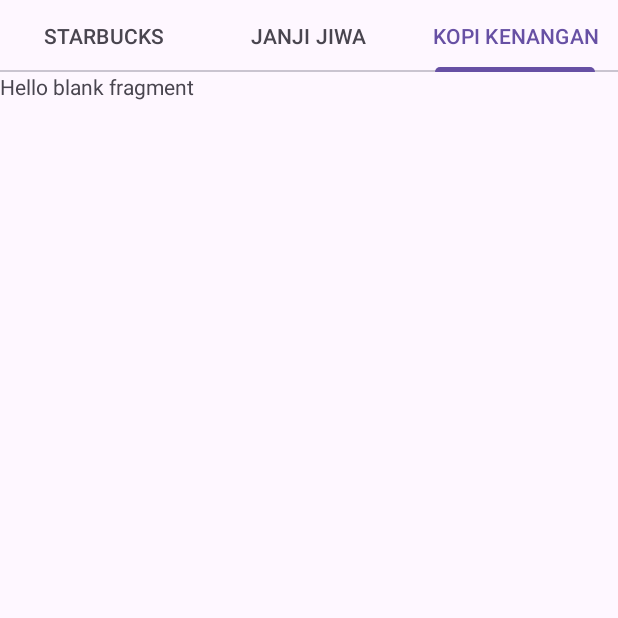
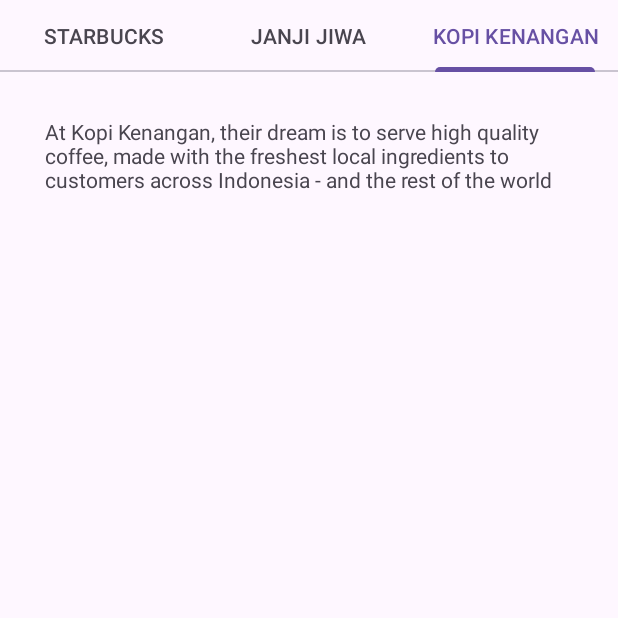
Before and after one commit to Audreyy5/LAB_WEEK_04, an Android app: the fragment CafeFragment shown on its own in the app's theme, tab 3 chosen, on a phone screen of 412 x 824 dp, the top half of it. Run offline under Robolectric (Android 15) with nearby library versions, the phone set to English and light mode, and no system bars.

Commit message:
Commit No. 4 – Assignment

```diff
--- a/app/src/main/java/com/example/lab_week_04/CafeAdapter.kt
+++ b/app/src/main/java/com/example/lab_week_04/CafeAdapter.kt
@@ -1,20 +1,38 @@
 package com.example.lab_week_04
 
+import androidx.annotation.StringRes
 import androidx.fragment.app.Fragment
 import androidx.fragment.app.FragmentManager
 import androidx.lifecycle.Lifecycle
 import androidx.viewpager2.adapter.FragmentStateAdapter
 
-val TABS_FIXED = listOf(
+// Titles for the tabs
+val CAFE_TAB_TITLES = listOf(
     R.string.starbucks_title,
     R.string.janjijiwa_title,
     R.string.kopikenangan_title,
 )
-class CafeAdapter(fragmentManager: FragmentManager, lifecycle: Lifecycle) : FragmentStateAdapter(fragmentManager, lifecycle) {
+
+val CAFE_DESCRIPTIONS = listOf(
+    R.string.starbucks_desc,
+    R.string.janjijiwa_desc,
+    R.string.kopikenangan_desc
+)
+
+class CafeAdapter(fragmentManager: FragmentManager, lifecycle: Lifecycle) :
+    FragmentStateAdapter(fragmentManager, lifecycle) {
     override fun getItemCount(): Int {
-        return TABS_FIXED.size
+        return CAFE_TAB_TITLES.size
     }
+
     override fun createFragment(position: Int): Fragment {
-        return CafeDetailFragment()
+        // Pass the description resource ID to CafeDetailFragment
+        return CafeDetailFragment.newInstance(CAFE_DESCRIPTIONS[position])
+    }
+
+    // This method provides the title for the tab itself
+    @StringRes
+    fun getTabTitle(position: Int): Int {
+        return CAFE_TAB_TITLES[position]
     }
 }
--- a/app/src/main/java/com/example/lab_week_04/CafeDetailFragment.kt
+++ b/app/src/main/java/com/example/lab_week_04/CafeDetailFragment.kt
@@ -5,54 +5,38 @@ import androidx.fragment.app.Fragment
 import android.view.LayoutInflater
 import android.view.View
 import android.view.ViewGroup
+import android.widget.TextView
 
-// TODO: Rename parameter arguments, choose names that match
-// the fragment initialization parameters, e.g. ARG_ITEM_NUMBER
-private const val ARG_PARAM1 = "param1"
-private const val ARG_PARAM2 = "param2"
-
-/**
- * A simple [Fragment] subclass.
- * Use the [CafeDetailFragment.newInstance] factory method to
- * create an instance of this fragment.
- */
+private const val TAB_CONTENT_RES_ID = "TAB_CONTENT_RES_ID"
 class CafeDetailFragment : Fragment() {
-    // TODO: Rename and change types of parameters
-    private var param1: String? = null
-    private var param2: String? = null
-
+    private var content: String? = null
     override fun onCreate(savedInstanceState: Bundle?) {
         super.onCreate(savedInstanceState)
         arguments?.let {
-            param1 = it.getString(ARG_PARAM1)
-            param2 = it.getString(ARG_PARAM2)
+            val contentResId = it.getInt(TAB_CONTENT_RES_ID) // Get the Int (resource ID)
+            if (contentResId != 0) { // Check if a valid resource ID was passed
+                content = getString(contentResId) // Get the actual string using the ID
+            }
         }
     }
-
     override fun onCreateView(
         inflater: LayoutInflater, container: ViewGroup?,
         savedInstanceState: Bundle?
     ): View? {
-        // Inflate the layout for this fragment
+
         return inflater.inflate(R.layout.fragment_cafe_detail, container, false)
     }
+    override fun onViewCreated(view: View, savedInstanceState: Bundle?) {
+        super.onViewCreated(view, savedInstanceState)
+        view.findViewById<TextView>(R.id.content_description)
+            ?.text = content
+    }
+    companion object {
 
-    companion object {
-        /**
-         * Use this factory method to create a new instance of
-         * this fragment using the provided parameters.
-         *
-         * @param param1 Parameter 1.
-         * @param param2 Parameter 2.
-         * @return A new instance of fragment CafeDetailFragment.
-         */
-        // TODO: Rename and change types and number of parameters
-        @JvmStatic
-        fun newInstance(param1: String, param2: String) =
+        fun newInstance(contentResId: Int) =
             CafeDetailFragment().apply {
                 arguments = Bundle().apply {
-                    putString(ARG_PARAM1, param1)
-                    putString(ARG_PARAM2, param2)
+                    putInt(TAB_CONTENT_RES_ID, contentResId) // Store as an Int
                 }
             }
     }
--- a/app/src/main/java/com/example/lab_week_04/CafeFragment.kt
+++ b/app/src/main/java/com/example/lab_week_04/CafeFragment.kt
@@ -8,6 +8,7 @@ import android.view.ViewGroup
 import androidx.viewpager2.widget.ViewPager2
 import com.google.android.material.tabs.TabLayoutMediator
 import com.google.android.material.tabs.TabLayout
+import com.example.lab_week_04.TABS_FIXED
 
 // TODO: Rename parameter arguments, choose names that match
 // the fragment initialization parameters, e.g. ARG_ITEM_NUMBER
--- a/app/src/main/res/layout/fragment_cafe_detail.xml
+++ b/app/src/main/res/layout/fragment_cafe_detail.xml
@@ -1,14 +1,14 @@
 <?xml version="1.0" encoding="utf-8"?>
-<FrameLayout xmlns:android="http://schemas.android.com/apk/res/android"
+<FrameLayout
+    xmlns:android="http://schemas.android.com/apk/res/android"
     xmlns:tools="http://schemas.android.com/tools"
     android:layout_width="match_parent"
     android:layout_height="match_parent"
-    tools:context=".CafeDetailFragment">
-
-    <!-- TODO: Update blank fragment layout -->
+    tools:context=".CafeDetailFragment"
+    android:padding="30dp">
     <TextView
+        android:id="@+id/content_description"
         android:layout_width="match_parent"
         android:layout_height="match_parent"
-        android:text="@string/hello_blank_fragment" />
-
+        android:text="" />
 </FrameLayout>
--- a/app/src/main/res/values/strings.xml
+++ b/app/src/main/res/values/strings.xml
@@ -2,29 +2,46 @@
     <string name="app_name">LAB_WEEK_04</string>
     <string name="app_title">Coffee App</string>
     <string name="nav_header_desc">Navigation header</string>
-
     <string name="menu_coffee">Coffee List</string>
     <string name="menu_favorites">Favorite Coffee</string>
-
     <string name="affogato_title">AFFOGATO</string>
-    <string name="affogato_desc">Espresso poured on a vanilla ice cream. Served in a cappuccino cup.</string>
-
+    <string name="affogato_desc">Espresso poured on a vanilla ice cream. Served in a
+cappuccino cup.</string>
     <string name="americano_title">AMERICANO</string>
-    <string name="americano_desc">Espresso with added hot water (100-150 ml). Often served in a cappuccino cup.</string>
-
+    <string name="americano_desc">Espresso with added hot water (100-150 ml). Often
+DEPARTMENT OF INFORMATICS | MOBILE APPLICATION PROGRAMMING Page. 3 of 34
+served in a cappuccino cup. (The espresso is added into the hot water rather than
+all the water being flowed through the coffee that would lead to over
+extraction.)</string>
     <string name="latte_title">CAFFE LATTE</string>
-    <string name="latte_desc">A tall, mild milk coffee (about 150-300 ml). An espresso with steamed milk and only a little milk foam poured over it.</string>
-
+    <string name="latte_desc">A tall, mild \'milk coffee\' (about 150-300 ml). An
+espresso with steamed milk and only a little milk foam poured over it. Serve in a
+latte glass or a coffee cup. Flavoured syrup can be added.</string>
     <string name="coffee_list">Coffee List</string>
     <string name="coffee_favorites">My Favorite Coffee</string>
     <string name="cafe_list">Cafe List</string>
-
     <string name="bottom_menu_coffee">Coffee</string>
     <string name="bottom_menu_cafe">Cafe</string>
-
     <string name="starbucks_title">STARBUCKS</string>
+    <string name="starbucks_desc">Starbucks Corporation is an American multinational
+    chain of coffeehouses and roastery reserves headquartered in Seattle, Washington.
+    It is the world\'s largest coffeehouse chain.</string>
     <string name="janjijiwa_title">JANJI JIWA</string>
+    <string name="janjijiwa_desc">It is undeniable that Janji Jiwa outlets have
+spread to various corners. Janji Jiwa is a local coffee brand that is popular among
+students, students, workers and even families. Carrying the jargon "coffee from the
+heart", Janji Jiwa is committed to serving coffee with a classic taste for coffee
+lovers.</string>
     <string name="kopikenangan_title">KOPI KENANGAN</string>
+    <string name="kopikenangan_desc">At Kopi Kenangan, their dream is to serve high
+quality coffee, made with the freshest local ingredients to customers across
+Indonesia - and the rest of the world</string>
+    <string name="cappuccino_title">CAPPUCCINO</string>
+    <string name="cappuccino_desc">A cappuccino is a classic Italian coffee drink made with equal parts espresso, steamed milk, and milk foam, creating a rich, smooth, and creamy balance of flavors.</string>
+    <string name="espresso_title">ESPRESSO</string>
+    <string name="espresso_desc">A strong, concentrated shot of coffee with a bold flavor and creamy crema on top.</string>
+    <string name="mocha_title">MOCHA</string>
+    <string name="mocha_desc">A sweet mix of espresso, chocolate, and steamed milk, topped with whipped cream.</string>
     <!-- TODO: Remove or change this placeholder text -->
     <string name="hello_blank_fragment">Hello blank fragment</string>
 </resources>
```
Also changed, not shown: app/src/main/java/com/example/lab_week_04/Tabs.kt (added, +7 -0 lines).
